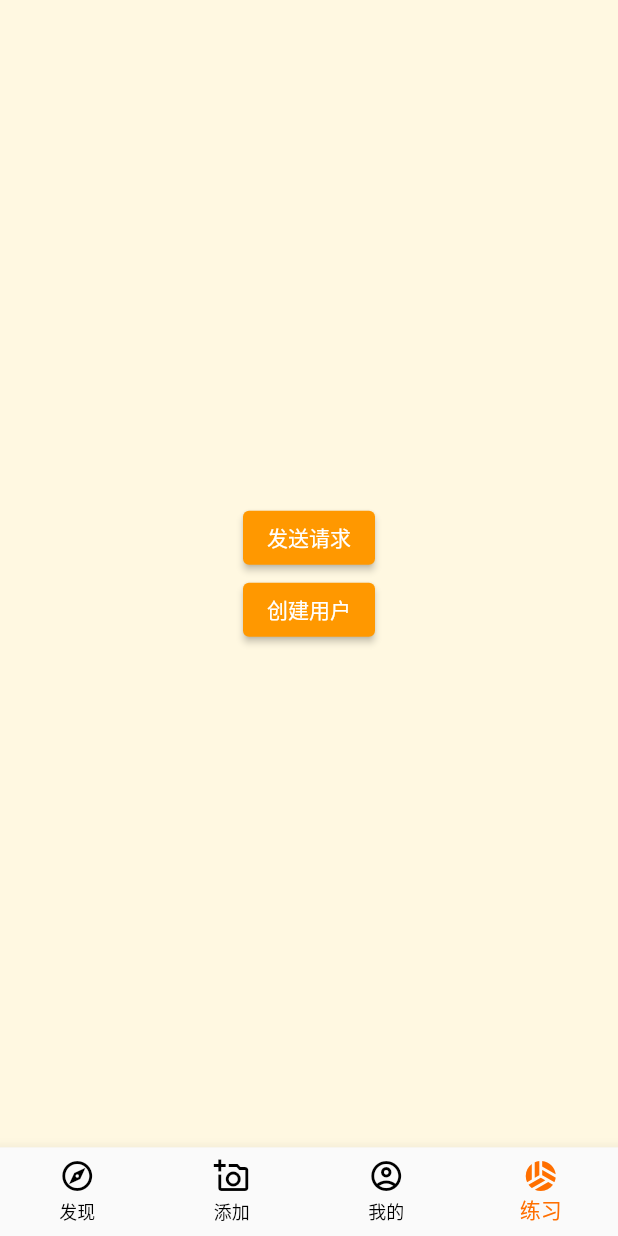
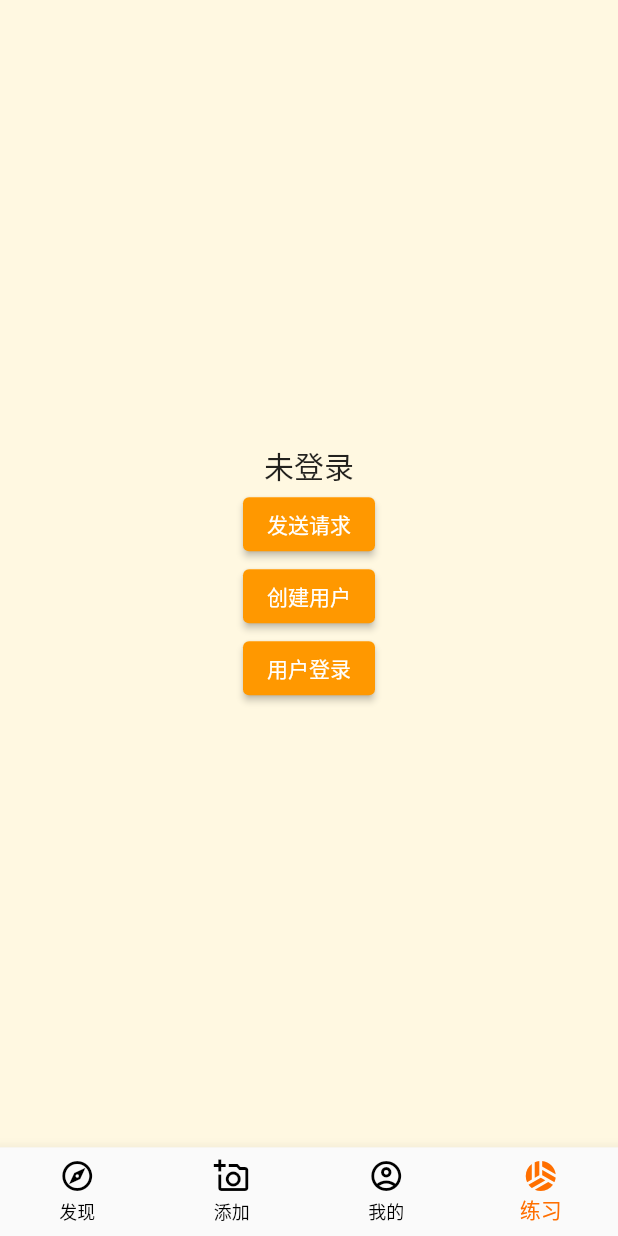
Before and after one commit to canlan527/flutter_learn, a Flutter app: the screen it shows after launch, item 4 of the bottom bar chosen, on a phone screen of 412 x 824 dp. Run offline on Flutter 3.47's test engine with Material 2 defaults, Android fonts, the phone set to English and light mode, and no system bars; network calls fail.

Commit message:
发送用户登录请求

```diff
--- a/05_dart案例分析/xb2_flutter/lib/app/playground/http/playground_http.dart
+++ b/05_dart案例分析/xb2_flutter/lib/app/playground/http/playground_http.dart
@@ -4,8 +4,16 @@ import 'package:flutter/material.dart';
 import 'package:http/http.dart' as http;
 import 'package:xb2_flutter/app/user/user.dart';
 
-class PlaygroundHttp extends StatelessWidget {
+class PlaygroundHttp extends StatefulWidget {
+  @override
+  State<PlaygroundHttp> createState() => _PlaygroundHttpState();
+}
 
+class _PlaygroundHttpState extends State<PlaygroundHttp> {
+  String? currentUsername;
+ // 用户名
+  String? currentUserToken;
+ // 验证用户登录的token
   getUser() async {
     final uri = Uri.parse('https://nid-node.ninghao.co/users/116');
     final response = await http.get(uri);
@@ -20,6 +28,7 @@ class PlaygroundHttp extends StatelessWidget {
 
   }
 
+  // 请求创建用户
   createUser() async {
     final name = '灿烂';
     final password = '123456';
@@ -34,6 +43,29 @@ class PlaygroundHttp extends StatelessWidget {
     print('响应主体 ${response.body}');
   }
 
+  // 发送登录请求
+  login() async {
+    final name = '灿烂';
+    final password = '123456';
+    // 准备要请求的地址
+    final uri = Uri.parse('https://nid-node.ninghao.co/login');
+    final response = await http.post(uri, body: {
+      'name': name,
+      'password': password,
+    });
+
+    print('状态码 ${response.statusCode}');
+    print('响应主体 ${response.body}');
+
+    if(response.statusCode == 200) {
+      final result = jsonDecode(response.body);
+      setState(() {
+        currentUsername = result['name'];
+        currentUserToken = result['token'];
+      });
+    }
+  }
+
   @override
   Widget build(BuildContext context) {
     return Container(
@@ -43,8 +75,10 @@ class PlaygroundHttp extends StatelessWidget {
       child: Column(
         mainAxisAlignment: MainAxisAlignment.center,
         children: [
-         ElevatedButton(onPressed: getUser, child: const Text('发送请求')),
-         ElevatedButton(onPressed: createUser, child: const Text('创建用户'))
+          Text(currentUsername ?? '未登录', style: Theme.of(context).textTheme.headline6,),
+          ElevatedButton(onPressed: getUser, child: const Text('发送请求')),
+          ElevatedButton(onPressed: createUser, child: const Text('创建用户')),
+          ElevatedButton(onPressed: login, child: const Text('用户登录')),
         ],
       ),
     );
```
